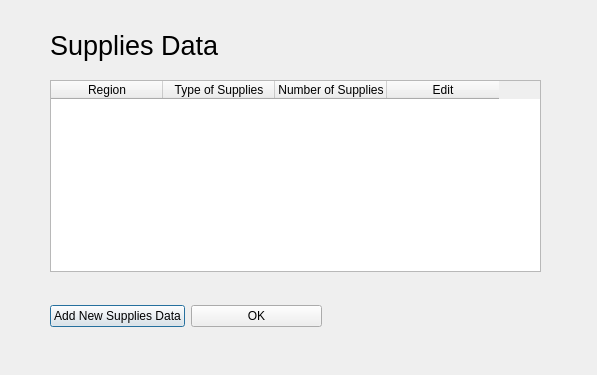
Qt form OmegaSquaddApplication/viewthesupplieswindow.ui (paulina7m/COMP3004OmegaSquad) before a commit.
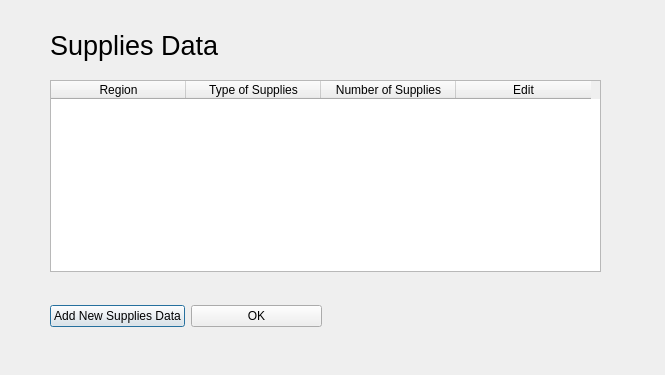
The same form after that commit.

Patch:
```diff
--- a/OmegaSquaddApplication/viewthesupplieswindow.ui
+++ b/OmegaSquaddApplication/viewthesupplieswindow.ui
@@ -9,7 +9,7 @@
    <rect>
     <x>0</x>
     <y>0</y>
-    <width>597</width>
+    <width>665</width>
     <height>375</height>
    </rect>
   </property>
@@ -42,7 +42,7 @@
     <rect>
      <x>50</x>
      <y>80</y>
-     <width>491</width>
+     <width>551</width>
      <height>192</height>
     </rect>
    </property>
@@ -50,7 +50,7 @@
     <enum>Qt::ScrollBarAlwaysOff</enum>
    </property>
    <attribute name="horizontalHeaderDefaultSectionSize">
-    <number>112</number>
+    <number>135</number>
    </attribute>
    <column>
     <property name="text">
```
